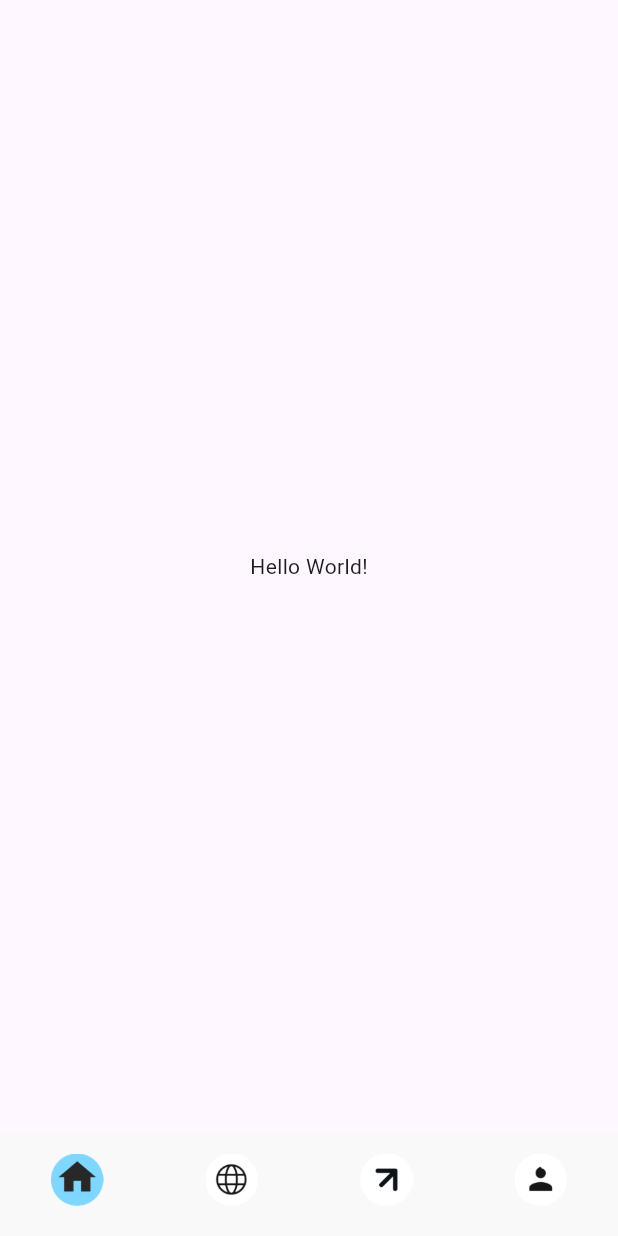
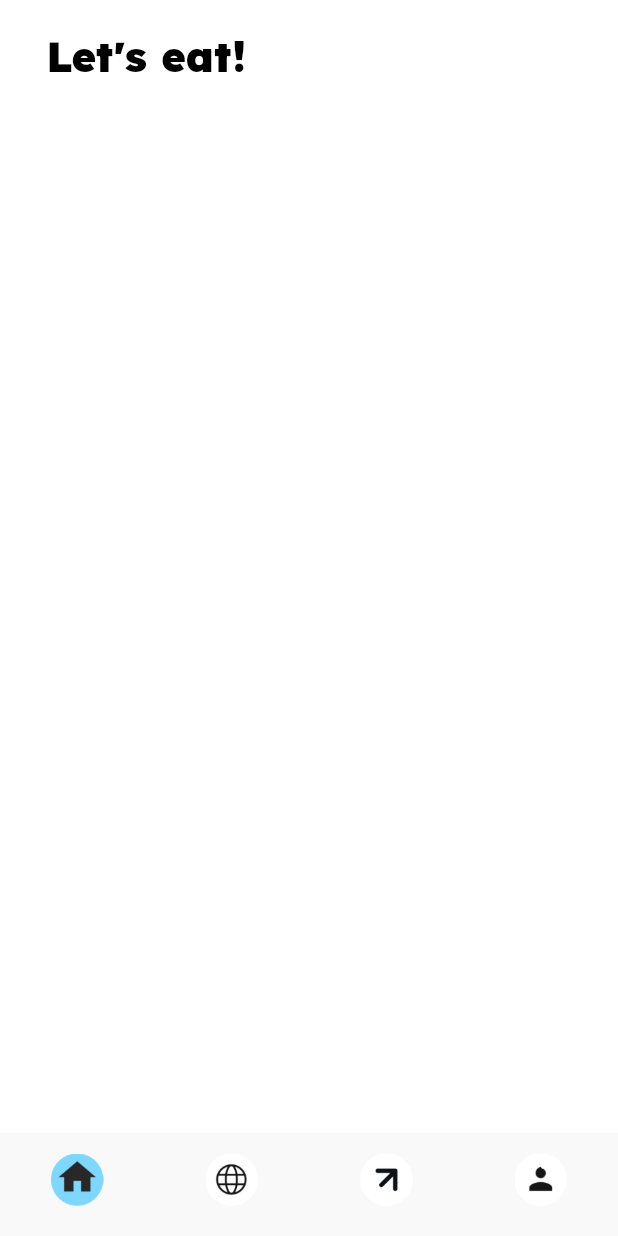
Before and after one commit to Foodality-Dev/mobile, a Flutter app: the screen it shows after launch, on a phone screen of 412 x 824 dp. Run offline on Flutter 3.47's test engine with Material 3 defaults, Android fonts, the phone set to English and light mode, and no system bars; our stand-ins replace google_fonts.

Commit message:
add all cloning over

```diff
--- a/lib/main.dart
+++ b/lib/main.dart
@@ -1,5 +1,7 @@
 import 'package:flutter/material.dart';
 import 'package:mobile/nav.dart';
+import 'package:google_fonts/google_fonts.dart';
+
 
 void main() {
   runApp(const MainApp());
@@ -10,8 +12,62 @@ class MainApp extends StatelessWidget {
 
   @override
   Widget build(BuildContext context) {
-    return const MaterialApp(
-      home: Nav()
+    return MaterialApp(
+      theme: ThemeData(
+        primaryTextTheme: TextTheme(  // as shown on #catalog
+          titleLarge: TextStyle(
+            fontFamily: GoogleFonts.lexend().fontFamily,
+            fontSize: 28,
+            color: Colors.black,
+            fontWeight: FontWeight.w900,
+          ),
+          titleMedium: TextStyle(
+            fontFamily: GoogleFonts.lexend().fontFamily,
+            fontSize: 20,
+            color: Colors.black,
+            fontWeight: FontWeight.w700,
+          ),
+          bodyMedium: TextStyle(
+            fontFamily: GoogleFonts.lexend().fontFamily,
+            fontSize: 16,
+            color: Colors.black,
+            fontWeight: FontWeight.bold,
+          ),
+          titleSmall: TextStyle(
+            fontFamily: GoogleFonts.lexend().fontFamily,
+            fontSize: 16,
+            color: Colors.black,
+            fontWeight: FontWeight.w700,
+          ),
+          bodySmall: TextStyle(
+            fontFamily: GoogleFonts.lexend().fontFamily,
+            fontSize: 12,
+            color: const Color(0x19FFFFFF),
+            fontWeight: FontWeight.bold,
+          ),
+          labelMedium: TextStyle(
+            fontFamily: GoogleFonts.lexend().fontFamily,
+            fontSize: 20,
+            fontWeight: FontWeight.w700,
+          ),
+          labelSmall: TextStyle(
+            fontFamily: GoogleFonts.lexend().fontFamily,
+            fontSize: 16,
+            fontWeight: FontWeight.w700,
+          ),
+        ),
+        textTheme: Theme.of(context).textTheme.apply(
+          bodyColor: Colors.black,
+          displayColor: Colors.black,
+          fontFamily: GoogleFonts.lexend().fontFamily,
+        ),
+        scaffoldBackgroundColor: const Color(0xFFFFFFFF),
+        splashColor: Colors.transparent,
+        highlightColor: Colors.transparent,
+        hoverColor: Colors.transparent,
+      ),
+      title: 'Foodality',
+      home: const Nav(),
     );
   }
 }
--- a/lib/nav.dart
+++ b/lib/nav.dart
@@ -1,6 +1,7 @@
 import 'dart:async';
 import 'dart:convert';
 import 'package:flutter/material.dart';
+import 'package:mobile/screens/home.dart';
 
 
 class Nav extends StatefulWidget {
@@ -11,6 +12,7 @@ class Nav extends StatefulWidget {
 }
 
 class _NavState extends State<Nav> {
+  late List<Widget> widgetOptions;
   int _selectedIndex = 0;
 
   final List<BottomNavigationBarItem> items = [
@@ -76,6 +78,13 @@ class _NavState extends State<Nav> {
 
   @override
   Widget build(BuildContext context) {
+    widgetOptions = const <Widget>[
+        Home(),
+        Center(child: Text("Hello world!")),
+        Center(child: Text("Hello world!")),
+        Center(child: Text("Hello world!")),
+      ];
+
     return Scaffold(
       appBar: AppBar(
         backgroundColor: Colors.transparent,
@@ -84,11 +93,7 @@ class _NavState extends State<Nav> {
         // for the below line: https://stackoverflow.com/questions/44978216/flutter-remove-back-button-on-appbar
         automaticallyImplyLeading: true,
       ),
-      body: const Scaffold(
-        body: Center(
-          child: Text('Hello World!'),
-        ),
-      ),
+      body: widgetOptions.elementAt(_selectedIndex),
       bottomNavigationBar: BottomNavigationBar(
         currentIndex: _selectedIndex,
         type: BottomNavigationBarType.fixed,
--- /dev/null
+++ b/lib/screens/home.dart
@@ -0,0 +1,24 @@
+import 'package:flutter/material.dart';
+
+class Home extends StatefulWidget {
+  const Home({super.key});
+
+  @override
+  State<Home> createState() => _HomeState();
+}
+
+class _HomeState extends State<Home> {
+  @override
+  Widget build(BuildContext context) {
+    final deviceSize = MediaQuery.of(context).size;
+
+    return SingleChildScrollView(
+      child: Padding(
+        padding: EdgeInsets.symmetric(horizontal: deviceSize.width * 0.075),
+        child: Column(mainAxisAlignment: MainAxisAlignment.spaceEvenly, children: [
+          Padding(padding: EdgeInsets.only(top: deviceSize.height * .024), child: Text("Let's eat!", style: Theme.of(context).primaryTextTheme.titleLarge)),
+        ],)
+      )
+    );
+  }
+}
--- a/pubspec.yaml
+++ b/pubspec.yaml
@@ -9,6 +9,7 @@ environment:
 dependencies:
   flutter:
     sdk: flutter
+  google_fonts: ^6.2.1
 
 dev_dependencies:
   flutter_test:
```
Also changed, not shown: assets/icons/logo.png (added), pubspec.lock, 17 other files.
